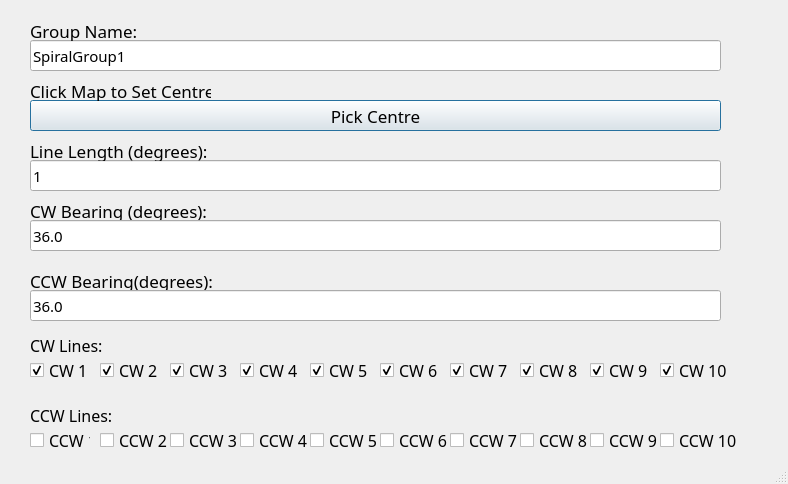
Above: loxodrome/sspiralgenerator/sSpiralgenerator_dialog_base.ui from mulyung1/mini_projects before the change. Below: the same form after it.
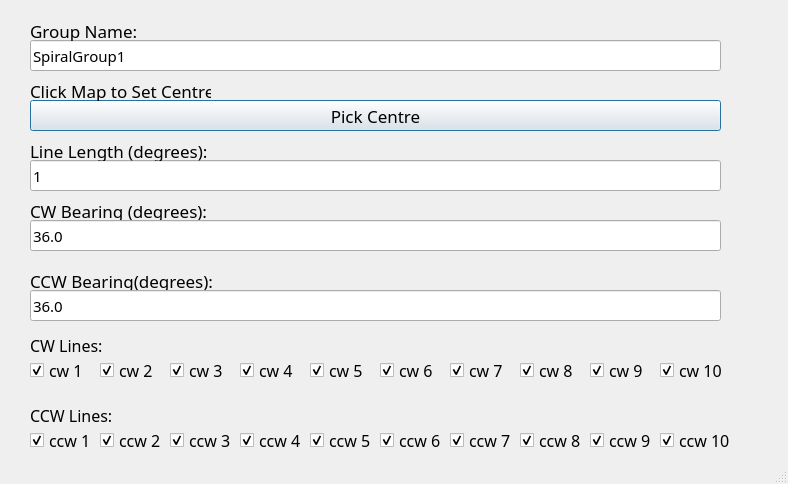
That is the form after the change.

```diff
--- a/loxodrome/sspiralgenerator/sSpiralgenerator_dialog_base.ui
+++ b/loxodrome/sspiralgenerator/sSpiralgenerator_dialog_base.ui
@@ -73,7 +73,7 @@
     </font>
    </property>
    <property name="text">
-    <string>CW 6</string>
+    <string>cw 6</string>
    </property>
    <property name="checked">
     <bool>true</bool>
@@ -114,7 +114,10 @@
     </font>
    </property>
    <property name="text">
-    <string>CCW 7</string>
+    <string>ccw 7</string>
+   </property>
+   <property name="checked">
+    <bool>true</bool>
    </property>
   </widget>
   <widget class="QCheckBox" name="checkBox_19">
@@ -133,7 +136,10 @@
     </font>
    </property>
    <property name="text">
-    <string>CCW 8</string>
+    <string>ccw 8</string>
+   </property>
+   <property name="checked">
+    <bool>true</bool>
    </property>
   </widget>
   <widget class="QCheckBox" name="checkBox_10">
@@ -152,7 +158,7 @@
     </font>
    </property>
    <property name="text">
-    <string>CW 10</string>
+    <string>cw 10</string>
    </property>
    <property name="checked">
     <bool>true</bool>
@@ -212,7 +218,10 @@
     </font>
    </property>
    <property name="text">
-    <string>CCW 2</string>
+    <string>ccw 2</string>
+   </property>
+   <property name="checked">
+    <bool>true</bool>
    </property>
   </widget>
   <widget class="QCheckBox" name="checkBox_9">
@@ -231,7 +240,7 @@
     </font>
    </property>
    <property name="text">
-    <string>CW 9</string>
+    <string>cw 9</string>
    </property>
    <property name="checked">
     <bool>true</bool>
@@ -253,7 +262,7 @@
     </font>
    </property>
    <property name="text">
-    <string>CW 7</string>
+    <string>cw 7</string>
    </property>
    <property name="checked">
     <bool>true</bool>
@@ -294,7 +303,10 @@
     </font>
    </property>
    <property name="text">
-    <string>CCW 6</string>
+    <string>ccw 6</string>
+   </property>
+   <property name="checked">
+    <bool>true</bool>
    </property>
   </widget>
   <widget class="QCheckBox" name="checkBox_2">
@@ -313,7 +325,7 @@
     </font>
    </property>
    <property name="text">
-    <string>CW 2</string>
+    <string>cw 2</string>
    </property>
    <property name="checked">
     <bool>true</bool>
@@ -357,7 +369,10 @@
     </font>
    </property>
    <property name="text">
-    <string>CCW 10</string>
+    <string>ccw 10</string>
+   </property>
+   <property name="checked">
+    <bool>true</bool>
    </property>
   </widget>
   <widget class="QPushButton" name="pick_center_btn">
@@ -439,7 +454,10 @@
     </font>
    </property>
    <property name="text">
-    <string>CCW 4</string>
+    <string>ccw 4</string>
+   </property>
+   <property name="checked">
+    <bool>true</bool>
    </property>
   </widget>
   <widget class="QCheckBox" name="checkBox_13">
@@ -458,7 +476,10 @@
     </font>
    </property>
    <property name="text">
-    <string>CCW 1</string>
+    <string>ccw 1</string>
+   </property>
+   <property name="checked">
+    <bool>true</bool>
    </property>
   </widget>
   <widget class="QCheckBox" name="checkBox_17">
@@ -477,7 +498,10 @@
     </font>
    </property>
    <property name="text">
-    <string>CCW 9</string>
+    <string>ccw 9</string>
+   </property>
+   <property name="checked">
+    <bool>true</bool>
    </property>
   </widget>
   <widget class="QCheckBox" name="checkBox_20">
@@ -496,7 +520,10 @@
     </font>
    </property>
    <property name="text">
-    <string>CCW 5</string>
+    <string>ccw 5</string>
+   </property>
+   <property name="checked">
+    <bool>true</bool>
    </property>
   </widget>
   <widget class="QCheckBox" name="checkBox_1">
@@ -515,7 +542,7 @@
     </font>
    </property>
    <property name="text">
-    <string>CW 1</string>
+    <string>cw 1</string>
    </property>
    <property name="checked">
     <bool>true</bool>
@@ -537,7 +564,10 @@
     </font>
    </property>
    <property name="text">
-    <string>CCW 3</string>
+    <string>ccw 3</string>
+   </property>
+   <property name="checked">
+    <bool>true</bool>
    </property>
   </widget>
   <widget class="QCheckBox" name="checkBox_4">
@@ -556,7 +586,7 @@
     </font>
    </property>
    <property name="text">
-    <string>CW 4</string>
+    <string>cw 4</string>
    </property>
    <property name="checked">
     <bool>true</bool>
@@ -597,7 +627,7 @@
     </font>
    </property>
    <property name="text">
-    <string>CW 8</string>
+    <string>cw 8</string>
    </property>
    <property name="checked">
     <bool>true</bool>
@@ -638,7 +668,7 @@
     </font>
    </property>
    <property name="text">
-    <string>CW 5</string>
+    <string>cw 5</string>
    </property>
    <property name="checked">
     <bool>true</bool>
@@ -660,7 +690,7 @@
     </font>
    </property>
    <property name="text">
-    <string>CW 3</string>
+    <string>cw 3</string>
    </property>
    <property name="checked">
     <bool>true</bool>
```
